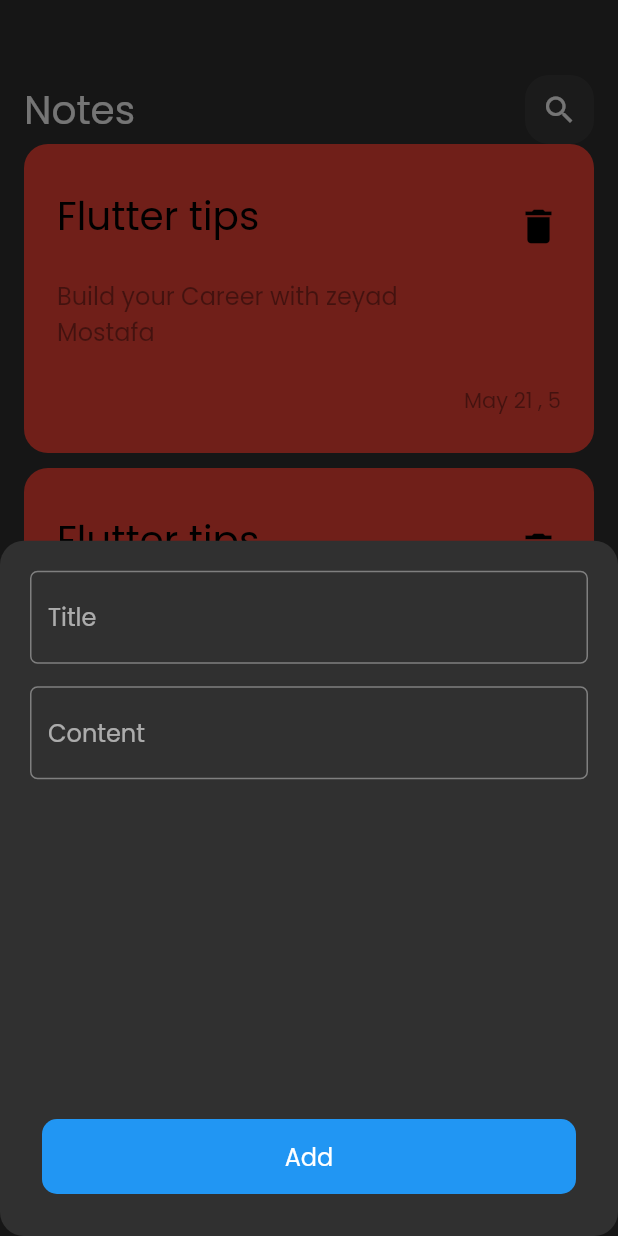
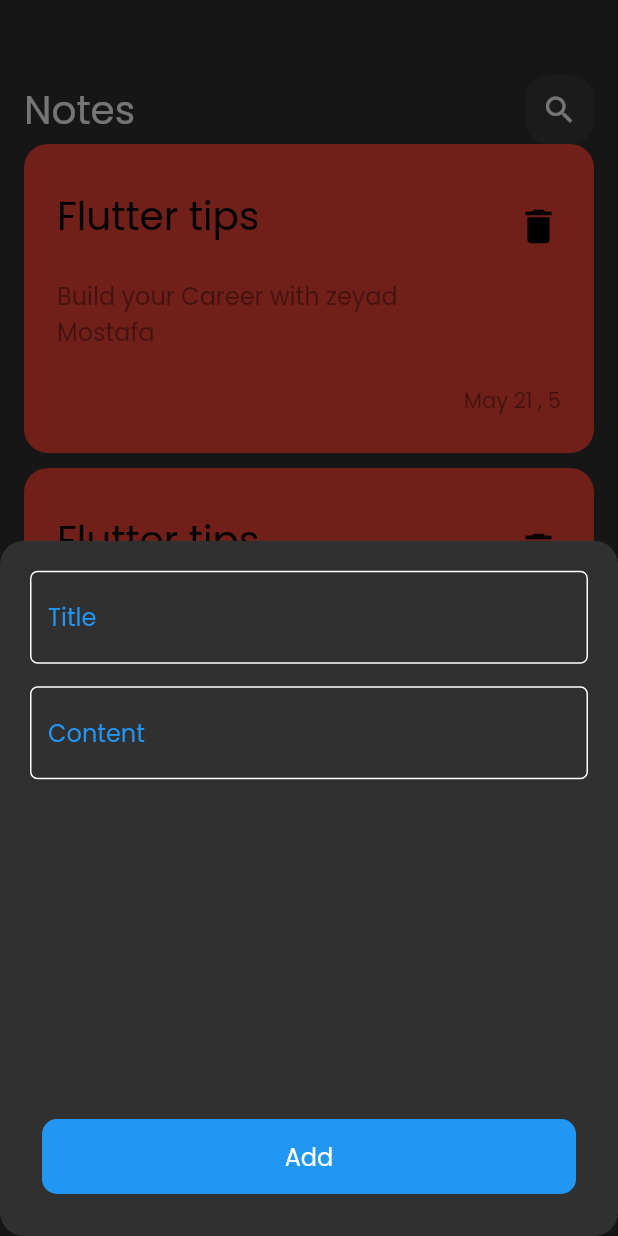
Before and after one commit to ZooZM/Note_App, a Flutter app: the screen it shows after launch, after a tap on the "add" icon, on a phone screen of 412 x 824 dp. Run offline on Flutter 3.47's test engine with Material 2 defaults, Android fonts, the phone set to English and light mode, and no system bars.

Commit message:
add file const

```diff
--- a/lib/widgets/Custom_TextField.dart
+++ b/lib/widgets/Custom_TextField.dart
@@ -1,7 +1,11 @@
 import 'package:flutter/material.dart';
 
 class CustomTextField extends StatelessWidget {
-  const CustomTextField({this.onChanged,super.key, this.text,});
+  const CustomTextField({
+    this.onChanged,
+    super.key,
+    this.text,
+  });
   final String? text;
   final Function(String)? onChanged;
 
@@ -10,12 +14,23 @@ class CustomTextField extends StatelessWidget {
     return TextField(
       onChanged: onChanged,
       decoration: InputDecoration(
-        alignLabelWithHint: true,
-        labelText: text,
-        border: OutlineInputBorder(
-            borderRadius: BorderRadius.circular(5),
-            borderSide: BorderSide(color: Colors.white)),
+         alignLabelWithHint: true,
+    labelText: text,
+    labelStyle: const TextStyle(color: Colors.blue),
+
+    border: OutlineInputBorder(
+        borderRadius: BorderRadius.circular(5),
+        borderSide:const BorderSide(color: Colors.white)),
+        enabledBorder: enable(),
+        focusedBorder: enable(color: Colors.blue)
       ),
     );
   }
 }
+
+OutlineInputBorder enable({color=Colors.white}) {
+  return OutlineInputBorder(
+    borderRadius: BorderRadius.circular(5),
+        borderSide: BorderSide(color: color)
+  );
+}
```
Also changed, not shown: lib/Constns.dart (added, +11 -0 lines).
